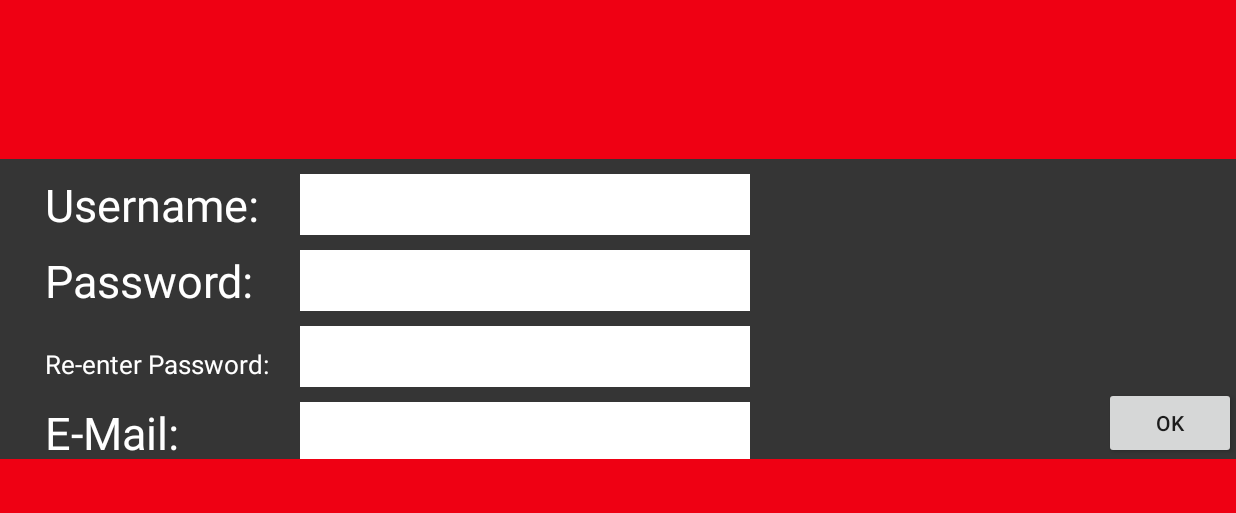
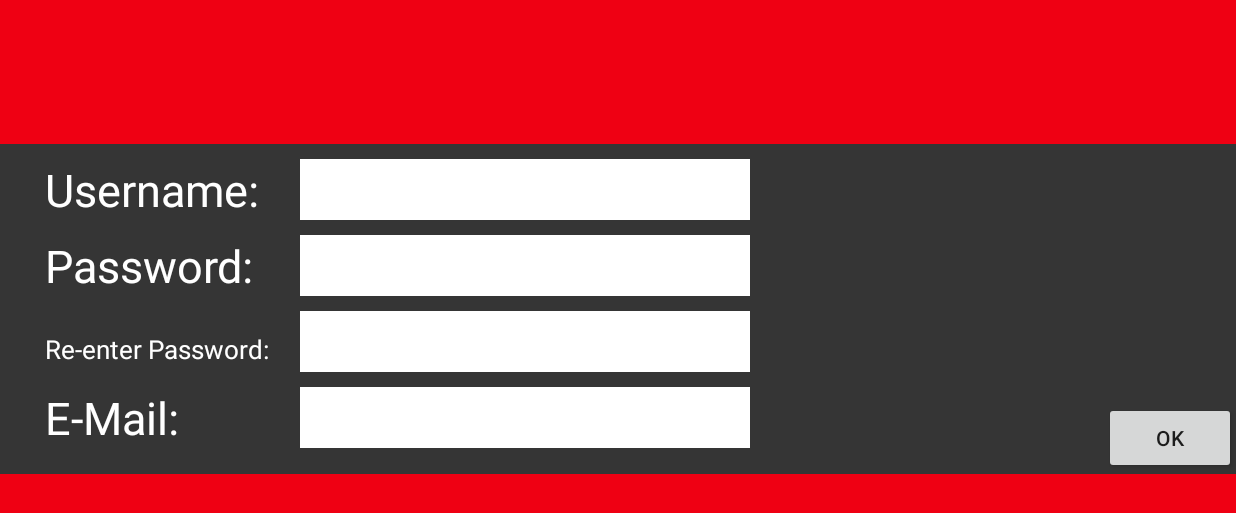
Before and after one commit to Askir/Texas-Holdem-Android, an Android app: the Register screen opened directly, with no data from a screen before it, after a tap on "OK", on a phone screen of 824 x 412 dp (held sideways). Shown: the top 513 px of the screen. Run offline under Robolectric (Android 15) with nearby library versions, the phone set to English and light mode, and no system bars.

Commit message:
try to fix app crash after log in or registration -> still no success

```diff
--- a/app/src/main/java/de/szut/dqi12/texasholdem/gui/Login.java
+++ b/app/src/main/java/de/szut/dqi12/texasholdem/gui/Login.java
@@ -32,11 +32,13 @@ public class Login extends Activity {
             @Override
             public void onClick(View v) {
 
+                Toast.makeText(getBaseContext(), "Button clicked", Toast.LENGTH_SHORT);
+
                 /*ToDo
                 - Send Username and Password to Server
                  */
 
-                if(!etUsername.getText().equals(null) && !etPassword.getText().equals(null)){
+                if(etUsername.getText().toString().length() > 0 && etPassword.getText().toString().length() > 0){
 
                     Toast.makeText(getBaseContext(), "Need to send Data to Server", Toast.LENGTH_LONG);
                     startActivity(new Intent(Login.this, MainMenu.class));
--- a/app/src/main/java/de/szut/dqi12/texasholdem/gui/Register.java
+++ b/app/src/main/java/de/szut/dqi12/texasholdem/gui/Register.java
@@ -21,24 +21,26 @@ public class Register extends Activity {
         super.onCreate(savedInstanceState);
         setContentView(R.layout.register);
 
-        Button btnVerifi = (Button)findViewById(R.id.buttonRegisterOk);
+        Button btnOk = (Button)findViewById(R.id.buttonRegisterOk);
 
         final EditText etUsername = (EditText)findViewById(R.id.editTextRegisterUsername);
         final EditText etPassword = (EditText)findViewById(R.id.editTextRegisterPassword);
         final EditText etEmail = (EditText)findViewById(R.id.editTextRegisterEmail);
 
-        btnVerifi.setOnClickListener(new View.OnClickListener() {
+        btnOk.setOnClickListener(new View.OnClickListener() {
             @Override
             public void onClick(View v) {
 
-                if((!etUsername.getText().equals(null)) && !etEmail.getText().equals(null) && !etPassword.getText().equals(null)) {
+                Toast.makeText(getBaseContext(), "Button clicked", Toast.LENGTH_SHORT);
+
+                if(etUsername.getText().toString().length() > 0 && etEmail.getText().toString().length() > 0 && etPassword.getText().toString().length() > 0) {
+
+                    Toast.makeText(getBaseContext(), "Need to send Data to Server", Toast.LENGTH_SHORT);
+                    startActivity(new Intent(Register.this, Verification.class));
 
                     /*ToDo
                     - Send Username and Password to Server
                     */
-
-                    Toast.makeText(getBaseContext(), "Need to send Data to Server", Toast.LENGTH_LONG);
-                    startActivity(new Intent(Register.this, Verification.class));
                 }
                 else{
                     Toast.makeText(getBaseContext(), "Something went wrong", Toast.LENGTH_SHORT);
--- a/app/src/main/res/layout/register.xml
+++ b/app/src/main/res/layout/register.xml
@@ -5,7 +5,7 @@
 
     <TableRow
         android:layout_width="match_parent"
-        android:layout_height="200dp"
+        android:layout_height="220dp"
         android:layout_gravity="center"
         android:background="#353535"
         android:layout_centerVertical="true"
```
Also changed, not shown: app/src/main/java/de/szut/dqi12/texasholdem/gui/Settings.java (+13 -1 lines), app/src/main/java/de/szut/dqi12/texasholdem/gui/StartGame.java (+13 -1 lines), app/src/main/java/de/szut/dqi12/texasholdem/gui/Statistics.java (+13 -1 lines).
